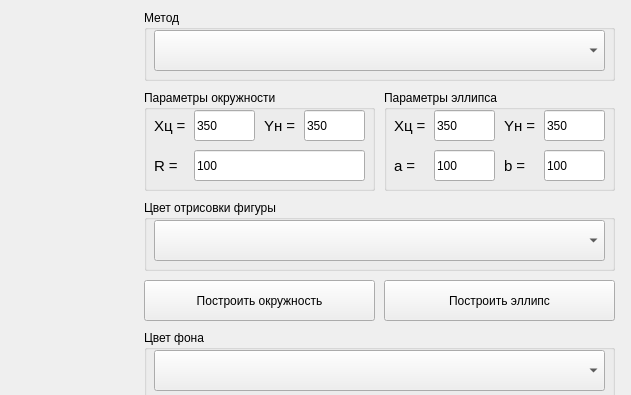
Inlucker/ComputerGraphics, file Lab4/mainwindow.ui: the form before one commit; both pictures show x 606 to 1237 and y 0 to 395 of the 1237 by 720 pixel window.
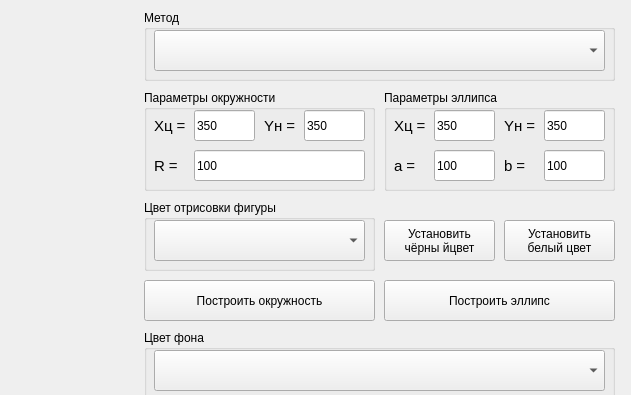
The form after the commit.

Commit message: added set black and white color btns

Patch:
```diff
--- a/Lab4/mainwindow.ui
+++ b/Lab4/mainwindow.ui
@@ -185,7 +185,7 @@
      <rect>
       <x>750</x>
       <y>200</y>
-      <width>471</width>
+      <width>231</width>
       <height>71</height>
      </rect>
     </property>
@@ -197,7 +197,7 @@
       <rect>
        <x>10</x>
        <y>20</y>
-       <width>451</width>
+       <width>211</width>
        <height>41</height>
       </rect>
      </property>
@@ -839,6 +839,34 @@
      </property>
     </widget>
    </widget>
+   <widget class="QPushButton" name="set_balck_Btn">
+    <property name="geometry">
+     <rect>
+      <x>990</x>
+      <y>220</y>
+      <width>111</width>
+      <height>41</height>
+     </rect>
+    </property>
+    <property name="text">
+     <string>Установить
+чёрны йцвет</string>
+    </property>
+   </widget>
+   <widget class="QPushButton" name="set_white_Btn">
+    <property name="geometry">
+     <rect>
+      <x>1110</x>
+      <y>220</y>
+      <width>111</width>
+      <height>41</height>
+     </rect>
+    </property>
+    <property name="text">
+     <string>Установить
+белый цвет</string>
+    </property>
+   </widget>
   </widget>
   <widget class="QMenuBar" name="menubar">
    <property name="geometry">
```
The commit also changes 2 other files.
